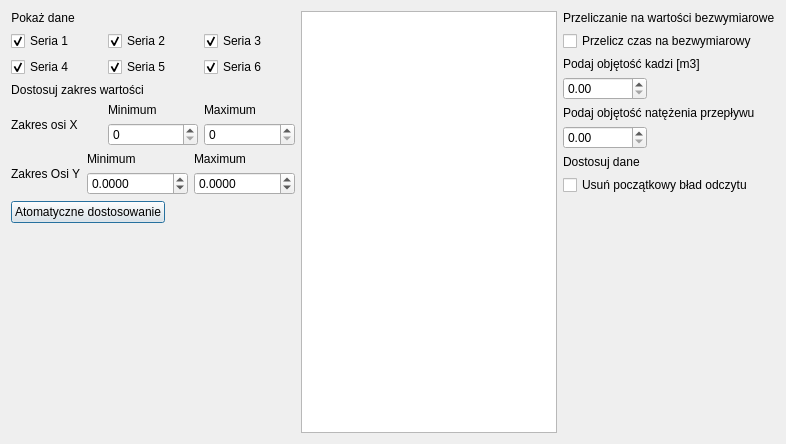
First picture: the form in chartdialog.ui, repository JakubDulewicz/CosDataAnalysis, before the edit.
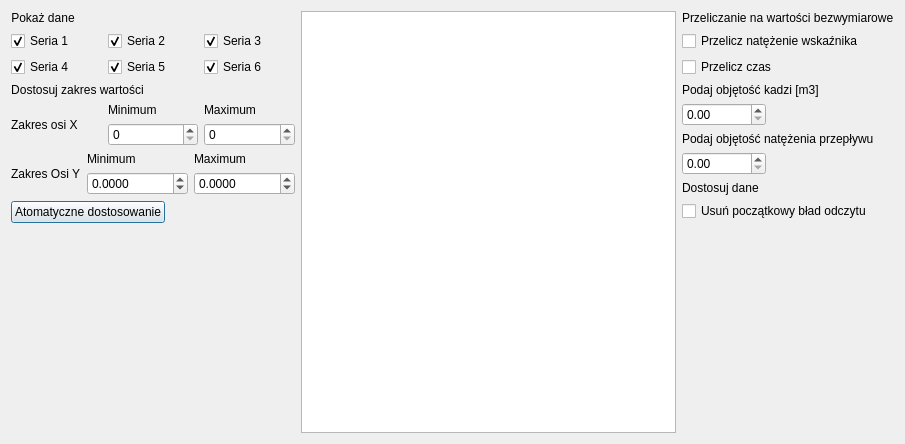
Second picture: the form after the edit. Custom widgets are drawn as their Qt base class.

What changed in the file:
```diff
--- a/chartdialog.ui
+++ b/chartdialog.ui
@@ -6,7 +6,7 @@
    <rect>
     <x>0</x>
     <y>0</y>
-    <width>686</width>
+    <width>905</width>
     <height>444</height>
    </rect>
   </property>
@@ -295,6 +295,13 @@
            </property>
           </widget>
          </item>
+         <item>
+          <widget class="QCheckBox" name="checkBox">
+           <property name="text">
+            <string>Przelicz natężenie wskaźnika</string>
+           </property>
+          </widget>
+         </item>
          <item>
           <widget class="QCheckBox" name="checkBoxDimensionlessTime">
            <property name="sizePolicy">
@@ -304,7 +311,7 @@
             </sizepolicy>
            </property>
            <property name="text">
-            <string>Przelicz czas na bezwymiarowy</string>
+            <string>Przelicz czas</string>
            </property>
           </widget>
          </item>
```
